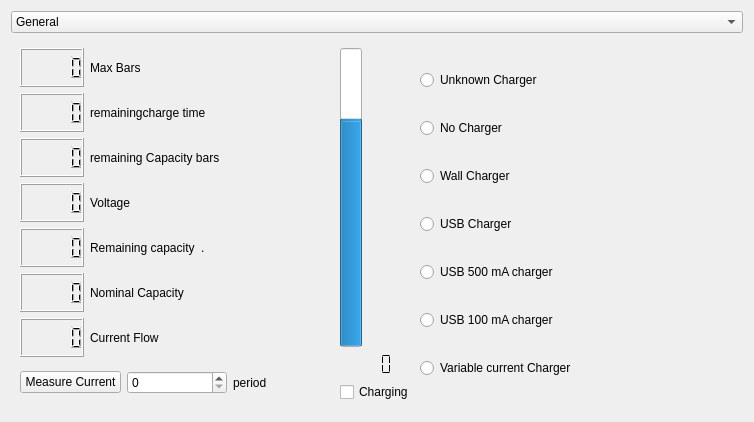
Qt form examples/sysinfo/dialog_small_landscape.ui (qtproject/qt-mobility) before a commit.
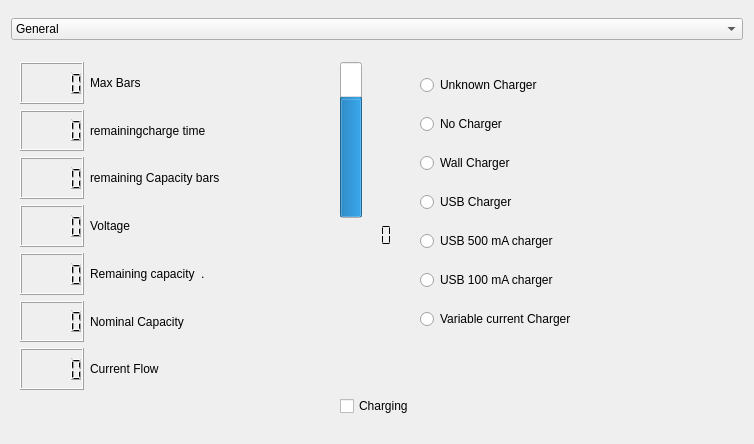
The same form after that commit. The open tabs and pages were chosen to show the change. Icons and pictures are not drawn.

Commit message:
remove startCurrentMeasurement function.
This can be still be done using connectNotify on Symbian or systems
where this can be a cpu intensive process.

What changed in the file:
```diff
--- a/examples/sysinfo/dialog_small_landscape.ui
+++ b/examples/sysinfo/dialog_small_landscape.ui
@@ -7,7 +7,7 @@
     <x>0</x>
     <y>0</y>
     <width>750</width>
-    <height>373</height>
+    <height>444</height>
    </rect>
   </property>
   <property name="windowTitle">
@@ -977,9 +977,7 @@
      </widget>
      <widget class="QWidget" name="page_5">
       <layout class="QGridLayout" name="gridLayout_10">
-       <item row="0" column="0" rowspan="2">
-        <layout class="QVBoxLayout" name="verticalLayout_3">
-         <item>
+       <item row="0" column="0">
           <layout class="QHBoxLayout" name="horizontalLayout_9">
            <item>
             <widget class="QLCDNumber" name="maxBarslcdNumber"/>
@@ -1006,7 +1004,147 @@
            </item>
           </layout>
          </item>
+       <item row="0" column="1" rowspan="4">
+        <layout class="QVBoxLayout" name="verticalLayout_2">
          <item>
+          <widget class="QProgressBar" name="batteryLevelBar">
+           <property name="sizePolicy">
+            <sizepolicy hsizetype="Fixed" vsizetype="MinimumExpanding">
+             <horstretch>0</horstretch>
+             <verstretch>0</verstretch>
+            </sizepolicy>
+           </property>
+           <property name="maximum">
+            <number>100</number>
+           </property>
+           <property name="value">
+            <number>75</number>
+           </property>
+           <property name="orientation">
+            <enum>Qt::Vertical</enum>
+           </property>
+          </widget>
+         </item>
+         <item>
+          <widget class="QLCDNumber" name="lcdNumber">
+           <property name="frameShape">
+            <enum>QFrame::NoFrame</enum>
+           </property>
+           <property name="frameShadow">
+            <enum>QFrame::Plain</enum>
+           </property>
+           <property name="numDigits">
+            <number>3</number>
+           </property>
+           <property name="segmentStyle">
+            <enum>QLCDNumber::Flat</enum>
+           </property>
+          </widget>
+         </item>
+        </layout>
+       </item>
+       <item row="0" column="2" rowspan="6">
+        <layout class="QVBoxLayout" name="verticalLayout">
+         <item>
+          <widget class="QRadioButton" name="radioButton">
+           <property name="sizePolicy">
+            <sizepolicy hsizetype="Expanding" vsizetype="Fixed">
+             <horstretch>0</horstretch>
+             <verstretch>0</verstretch>
+            </sizepolicy>
+           </property>
+           <property name="mouseTracking">
+            <bool>false</bool>
+           </property>
+           <property name="focusPolicy">
+            <enum>Qt::NoFocus</enum>
+           </property>
+           <property name="text">
+            <string>Unknown Charger</string>
+           </property>
+          </widget>
+         </item>
+         <item>
+          <widget class="QRadioButton" name="radioButton_2">
+           <property name="sizePolicy">
+            <sizepolicy hsizetype="Expanding" vsizetype="Fixed">
+             <horstretch>0</horstretch>
+             <verstretch>0</verstretch>
+            </sizepolicy>
+           </property>
+           <property name="mouseTracking">
+            <bool>false</bool>
+           </property>
+           <property name="focusPolicy">
+            <enum>Qt::NoFocus</enum>
+           </property>
+           <property name="text">
+            <string>No Charger</string>
+           </property>
+          </widget>
+         </item>
+         <item>
+          <widget class="QRadioButton" name="radioButton_3">
+           <property name="sizePolicy">
+            <sizepolicy hsizetype="Expanding" vsizetype="Fixed">
+             <horstretch>0</horstretch>
+             <verstretch>0</verstretch>
+            </sizepolicy>
+           </property>
+           <property name="mouseTracking">
+            <bool>false</bool>
+           </property>
+           <property name="focusPolicy">
+            <enum>Qt::NoFocus</enum>
+           </property>
+           <property name="text">
+            <string>Wall Charger</string>
+           </property>
+          </widget>
+         </item>
+         <item>
+          <widget class="QRadioButton" name="radioButton_4">
+           <property name="sizePolicy">
+            <sizepolicy hsizetype="Expanding" vsizetype="Fixed">
+             <horstretch>0</horstretch>
+             <verstretch>0</verstretch>
+            </sizepolicy>
+           </property>
+           <property name="mouseTracking">
+            <bool>false</bool>
+           </property>
+           <property name="focusPolicy">
+            <enum>Qt::NoFocus</enum>
+           </property>
+           <property name="text">
+            <string>USB Charger</string>
+           </property>
+          </widget>
+         </item>
+         <item>
+          <widget class="QRadioButton" name="radioButton_5">
+           <property name="text">
+            <string>USB 500 mA charger</string>
+           </property>
+          </widget>
+         </item>
+         <item>
+          <widget class="QRadioButton" name="radioButton_6">
+           <property name="text">
+            <string>USB 100 mA charger</string>
+           </property>
+          </widget>
+         </item>
+         <item>
+          <widget class="QRadioButton" name="radioButton_7">
+           <property name="text">
+            <string>Variable current Charger</string>
+           </property>
+          </widget>
+         </item>
+        </layout>
+       </item>
+       <item row="1" column="0">
           <layout class="QHBoxLayout" name="horizontalLayout_6">
            <item>
             <widget class="QLCDNumber" name="chargeTimelcdNumber"/>
@@ -1033,7 +1171,7 @@
            </item>
           </layout>
          </item>
-         <item>
+       <item row="2" column="0">
           <layout class="QHBoxLayout" name="horizontalLayout_8">
            <item>
             <widget class="QLCDNumber" name="remainingCapBarslcdNumber"/>
@@ -1060,7 +1198,7 @@
            </item>
           </layout>
          </item>
-         <item>
+       <item row="3" column="0">
           <layout class="QHBoxLayout" name="horizontalLayout_5">
            <item>
             <widget class="QLCDNumber" name="voltagelcdNumber"/>
@@ -1087,7 +1225,7 @@
            </item>
           </layout>
          </item>
-         <item>
+       <item row="4" column="0">
           <layout class="QHBoxLayout" name="horizontalLayout_3">
            <item>
             <widget class="QLCDNumber" name="remainCaplcdNumber"/>
@@ -1121,7 +1259,7 @@
            </item>
           </layout>
          </item>
-         <item>
+       <item row="5" column="0">
           <layout class="QHBoxLayout" name="horizontalLayout_2">
            <item>
             <widget class="QLCDNumber" name="NominalCaplcdNumber"/>
@@ -1148,7 +1286,7 @@
            </item>
           </layout>
          </item>
-         <item>
+       <item row="6" column="0">
           <layout class="QHBoxLayout" name="horizontalLayout_7">
            <item>
             <widget class="QLCDNumber" name="currentFLowlcdNumber"/>
@@ -1175,170 +1313,7 @@
            </item>
           </layout>
          </item>
-         <item>
-          <layout class="QHBoxLayout" name="horizontalLayout_4">
-           <item>
-            <widget class="QPushButton" name="startMeasurementPushButton">
-             <property name="text">
-              <string>Measure Current</string>
-             </property>
-            </widget>
-           </item>
-           <item>
-            <widget class="QSpinBox" name="currentMeasurementSpinBox"/>
-           </item>
-           <item>
-            <widget class="QLabel" name="label_3">
-             <property name="text">
-              <string>period</string>
-             </property>
-            </widget>
-           </item>
-          </layout>
-         </item>
-        </layout>
-       </item>
-       <item row="0" column="1">
-        <layout class="QVBoxLayout" name="verticalLayout_2">
-         <item>
-          <widget class="QProgressBar" name="batteryLevelBar">
-           <property name="sizePolicy">
-            <sizepolicy hsizetype="Fixed" vsizetype="MinimumExpanding">
-             <horstretch>0</horstretch>
-             <verstretch>0</verstretch>
-            </sizepolicy>
-           </property>
-           <property name="maximum">
-            <number>100</number>
-           </property>
-           <property name="value">
-            <number>75</number>
-           </property>
-           <property name="orientation">
-            <enum>Qt::Vertical</enum>
-           </property>
-          </widget>
-         </item>
-         <item>
-          <widget class="QLCDNumber" name="lcdNumber">
-           <property name="frameShape">
-            <enum>QFrame::NoFrame</enum>
-           </property>
-           <property name="frameShadow">
-            <enum>QFrame::Plain</enum>
-           </property>
-           <property name="numDigits">
-            <number>3</number>
-           </property>
-           <property name="segmentStyle">
-            <enum>QLCDNumber::Flat</enum>
-           </property>
-          </widget>
-         </item>
-        </layout>
-       </item>
-       <item row="0" column="2" rowspan="2">
-        <layout class="QVBoxLayout" name="verticalLayout">
-         <item>
-          <widget class="QRadioButton" name="radioButton">
-           <property name="sizePolicy">
-            <sizepolicy hsizetype="Expanding" vsizetype="Fixed">
-             <horstretch>0</horstretch>
-             <verstretch>0</verstretch>
-            </sizepolicy>
-           </property>
-           <property name="mouseTracking">
-            <bool>false</bool>
-           </property>
-           <property name="focusPolicy">
-            <enum>Qt::NoFocus</enum>
-           </property>
-           <property name="text">
-            <string>Unknown Charger</string>
-           </property>
-          </widget>
-         </item>
-         <item>
-          <widget class="QRadioButton" name="radioButton_2">
-           <property name="sizePolicy">
-            <sizepolicy hsizetype="Expanding" vsizetype="Fixed">
-             <horstretch>0</horstretch>
-             <verstretch>0</verstretch>
-            </sizepolicy>
-           </property>
-           <property name="mouseTracking">
-            <bool>false</bool>
-           </property>
-           <property name="focusPolicy">
-            <enum>Qt::NoFocus</enum>
-           </property>
-           <property name="text">
-            <string>No Charger</string>
-           </property>
-          </widget>
-         </item>
-         <item>
-          <widget class="QRadioButton" name="radioButton_3">
-           <property name="sizePolicy">
-            <sizepolicy hsizetype="Expanding" vsizetype="Fixed">
-             <horstretch>0</horstretch>
-             <verstretch>0</verstretch>
-            </sizepolicy>
-           </property>
-           <property name="mouseTracking">
-            <bool>false</bool>
-           </property>
-           <property name="focusPolicy">
-            <enum>Qt::NoFocus</enum>
-           </property>
-           <property name="text">
-            <string>Wall Charger</string>
-           </property>
-          </widget>
-         </item>
-         <item>
-          <widget class="QRadioButton" name="radioButton_4">
-           <property name="sizePolicy">
-            <sizepolicy hsizetype="Expanding" vsizetype="Fixed">
-             <horstretch>0</horstretch>
-             <verstretch>0</verstretch>
-            </sizepolicy>
-           </property>
-           <property name="mouseTracking">
-            <bool>false</bool>
-           </property>
-           <property name="focusPolicy">
-            <enum>Qt::NoFocus</enum>
-           </property>
-           <property name="text">
-            <string>USB Charger</string>
-           </property>
-          </widget>
-         </item>
-         <item>
-          <widget class="QRadioButton" name="radioButton_5">
-           <property name="text">
-            <string>USB 500 mA charger</string>
-           </property>
-          </widget>
-         </item>
-         <item>
-          <widget class="QRadioButton" name="radioButton_6">
-           <property name="text">
-            <string>USB 100 mA charger</string>
-           </property>
-          </widget>
-         </item>
-         <item>
-          <widget class="QRadioButton" name="radioButton_7">
-           <property name="text">
-            <string>Variable current Charger</string>
-           </property>
-          </widget>
-         </item>
-        </layout>
-       </item>
-       <item row="1" column="1">
+       <item row="7" column="1">
         <widget class="QCheckBox" name="chargingCheckBox">
          <property name="text">
           <string>Charging</string>
```
Lines whose indentation alone changed are shown as unchanged. The commit also changes 12 other files.
